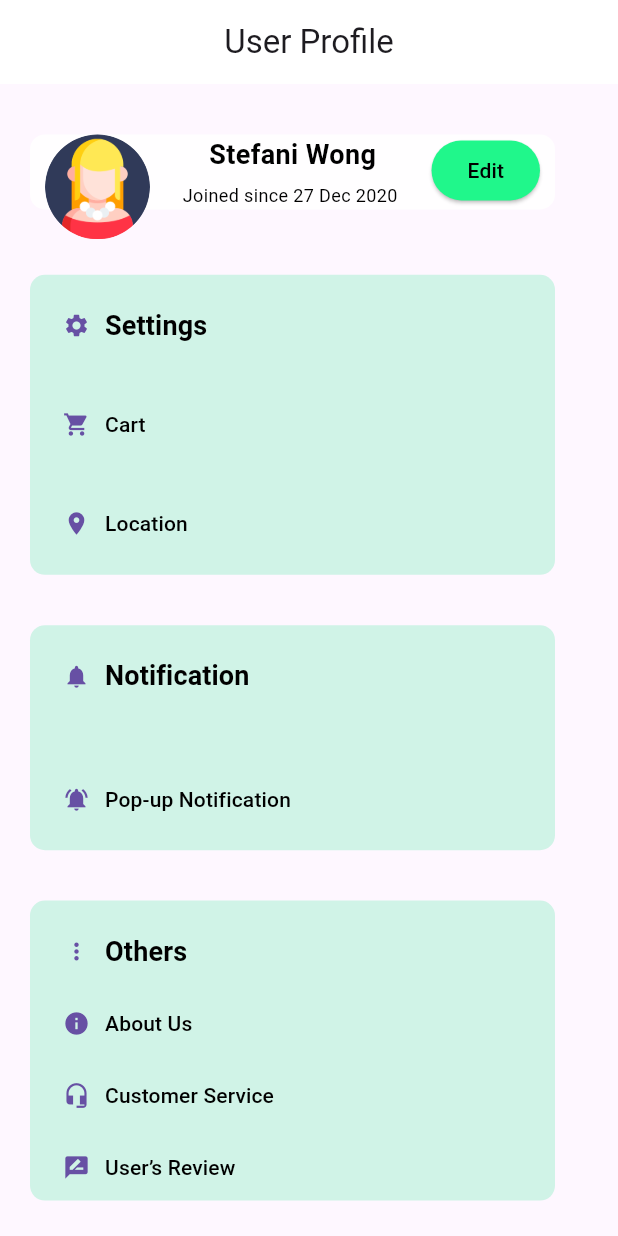
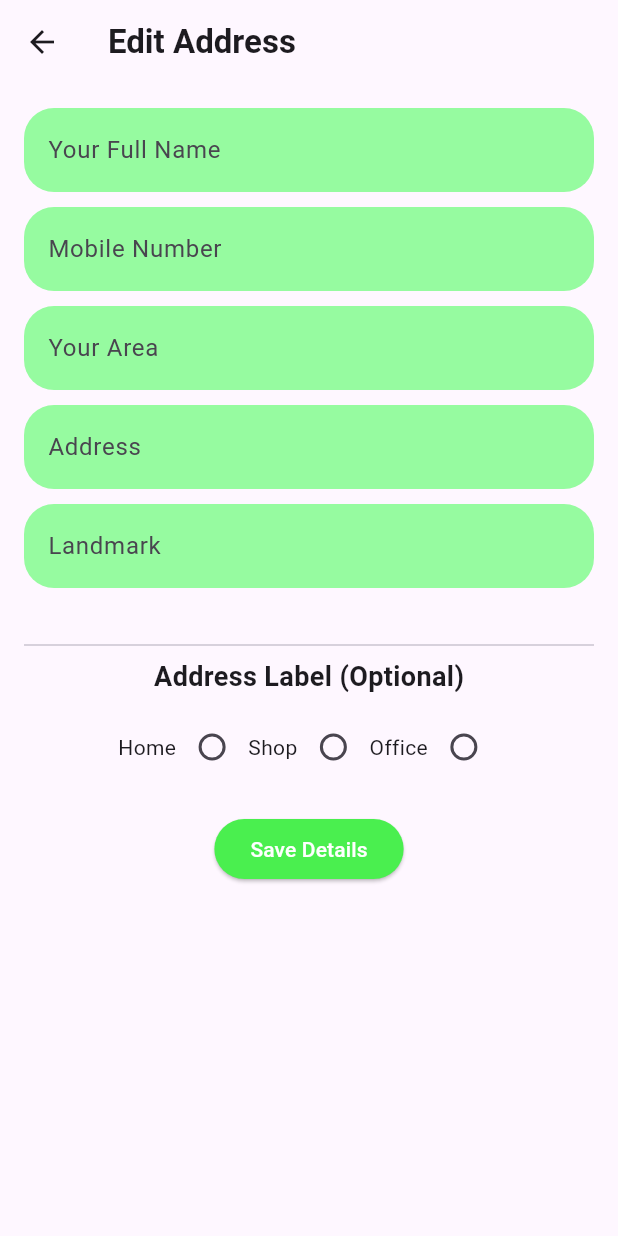
Before and after one commit to ILRSBandara/Farm-Linker, a Flutter app: the screen it shows after launch, after a tap on "Location", on a phone screen of 412 x 824 dp. Run offline on Flutter 3.47's test engine with Material 3 defaults, Android fonts, the phone set to English and light mode, and no system bars; our stand-ins replace firebase_core; accounts and stored records are empty.

Commit message:
cheng lot

```diff
--- /dev/null
+++ b/lib/Editaddress.dart
@@ -0,0 +1,156 @@
+// ignore_for_file: prefer_const_constructors, avoid_print, library_private_types_in_public_api, use_key_in_widget_constructors, file_names
+
+import 'package:flutter/material.dart';
+
+class EditAddressScreen extends StatefulWidget {
+  @override
+  _EditAddressScreenState createState() => _EditAddressScreenState();
+}
+
+class _EditAddressScreenState extends State<EditAddressScreen> {
+  final _formKey = GlobalKey<FormState>();
+  String _fullName = "";
+  String _mobileNumber = "";
+  String _area = "";
+  String _address = "";
+  String _landmark = "";
+  String _addressLabel = "";
+
+  @override
+  Widget build(BuildContext context) {
+    return Theme(
+      data: ThemeData(
+        primarySwatch: Colors.green, // Set primary color to green
+        inputDecorationTheme: InputDecorationTheme(
+          fillColor: Color.fromARGB(
+              255, 150, 251, 160), // Set fill color for input fields
+          filled: true,
+          border: OutlineInputBorder(
+            borderSide: BorderSide.none,
+            borderRadius: BorderRadius.circular(20.0),
+          ),
+          hintStyle: TextStyle(
+              color: Colors.grey,
+              fontWeight: FontWeight.w300), // Set hint text color
+        ),
+      ),
+      child: Scaffold(
+        appBar: AppBar(
+          title: Text(
+            'Edit Address',
+            style: TextStyle(fontWeight: FontWeight.bold),
+          ),
+        ),
+        body: SingleChildScrollView(
+          padding: EdgeInsets.all(16.0),
+          child: Form(
+            key: _formKey,
+            child: Column(
+              children: [
+                TextFormField(
+                  decoration: InputDecoration(
+                    labelText: 'Your Full Name',
+                  ),
+                  validator: (value) =>
+                      value!.isEmpty ? 'Please enter your full name' : null,
+                  onSaved: (value) => setState(() => _fullName = value!),
+                ),
+                SizedBox(height: 10),
+                TextFormField(
+                  decoration: InputDecoration(
+                    labelText: 'Mobile Number',
+                  ),
+                  keyboardType: TextInputType.phone,
+                  validator: (value) =>
+                      value!.isEmpty ? 'Please enter your mobile number' : null,
+                  onSaved: (value) => setState(() => _mobileNumber = value!),
+                ),
+                SizedBox(height: 10),
+                TextFormField(
+                  decoration: InputDecoration(
+                    labelText: 'Your Area',
+                  ),
+                  validator: (value) =>
+                      value!.isEmpty ? 'Please enter your area' : null,
+                  onSaved: (value) => setState(() => _area = value!),
+                ),
+                SizedBox(height: 10),
+                TextFormField(
+                  decoration: InputDecoration(
+                    labelText: 'Address',
+                  ),
+                  validator: (value) =>
+                      value!.isEmpty ? 'Please enter your address' : null,
+                  onSaved: (value) => setState(() => _address = value!),
+                ),
+                SizedBox(height: 10),
+                TextFormField(
+                  decoration: InputDecoration(
+                    labelText: 'Landmark',
+                  ),
+                  validator: (value) =>
+                      value!.isEmpty ? 'Please enter landmark' : null,
+                  onSaved: (value) => setState(() => _landmark = value!),
+                ),
+                SizedBox(height: 30),
+                Divider(),
+                Text(
+                  'Address Label (Optional)',
+                  style: TextStyle(fontSize: 18.0, fontWeight: FontWeight.bold),
+                ),
+                SizedBox(height: 10),
+                Center(
+                  child: Row(
+                    mainAxisAlignment: MainAxisAlignment.center,
+                    children: [
+                      Text('Home'),
+                      Radio(
+                        value: 'Home',
+                        groupValue: _addressLabel,
+                        onChanged: (value) =>
+                            setState(() => _addressLabel = value as String),
+                      ),
+                      Text('Shop'),
+                      Radio(
+                        value: 'Shop',
+                        groupValue: _addressLabel,
+                        onChanged: (value) =>
+                            setState(() => _addressLabel = value as String),
+                      ),
+                      Text('Office'),
+                      Radio(
+                        value: 'Office',
+                        groupValue: _addressLabel,
+                        onChanged: (value) =>
+                            setState(() => _addressLabel = value as String),
+                      ),
+                    ],
+                  ),
+                ),
+                SizedBox(height: 20),
+                ElevatedButton(
+                  onPressed: () {
+                    if (_formKey.currentState!.validate()) {
+                      _formKey.currentState!.save();
+                      // Process address information here (e.g., save to database)
+                      print(
+                          'Full Name: $_fullName, Mobile Number: $_mobileNumber, Area: $_area, Address: $_address, Landmark: $_landmark, Label: $_addressLabel');
+                    }
+                  },
+                  style: ElevatedButton.styleFrom(
+                    backgroundColor: const Color.fromARGB(255, 74, 239,
+                        79), // Set button background color to green
+                  ),
+                  child: Text(
+                    'Save Details',
+                    style: TextStyle(color: Colors.white),
+                  ),
+                ),
+              ],
+            ),
+          ),
+        ),
+      ),
+    );
+  }
+}
--- a/lib/loding.dart
+++ b/lib/loding.dart
@@ -18,7 +18,10 @@ class _LodingState extends State<Loding> {
     super.initState();
     Timer(const Duration(seconds: 4), () {
       Navigator.of(context).pushReplacement(
-        MaterialPageRoute(builder: (_) => const UserProfile()),
+        MaterialPageRoute(
+            builder: (_) => const UserProfile(
+                  title: '',
+                )),
       );
     });
   }
--- a/lib/userprofile.dart
+++ b/lib/userprofile.dart
@@ -1,18 +1,21 @@
 // ignore_for_file: prefer_const_literals_to_create_immutables, prefer_const_constructors, use_key_in_widget_constructors, camel_case_types, unused_import
 
+import 'package:farm_linker/Editaddress.dart';
 import 'package:farm_linker/mycart.dart';
 import 'package:flutter/material.dart';
 
 void main() {
   runApp(
     MaterialApp(
-      home: UserProfile(),
+      home: UserProfile(
+        title: '',
+      ),
     ),
   );
 }
 
 class UserProfile extends StatelessWidget {
-  const UserProfile({Key? key});
+  const UserProfile({Key? key, required String title});
 
   @override
   Widget build(BuildContext context) {
@@ -150,6 +153,11 @@ class UserProfile extends StatelessWidget {
                 TextButton(
                   onPressed: () {
                     // Button action
+                    Navigator.push(
+                      context,
+                      MaterialPageRoute(
+                          builder: (context) => EditAddressScreen()),
+                    );
                   },
                   child: Row(
                     children: [
```
Also changed, not shown: lib/checkout.dart (added, +158 -0 lines), lib/mycart.dart (+11 -0 lines), lib/payments.dart (added, +95 -0 lines), lib/signinpage.dart (deleted, +0 -12 lines), lib/summary.dart (added, +126 -0 lines), lib/createadmin.dart (deleted), lib/createuser.dart (deleted), lib/marketpage.dart (deleted), lib/productdetails.dart (deleted), lib/register.dart (deleted), lib/registeraccounts.dart (deleted).
